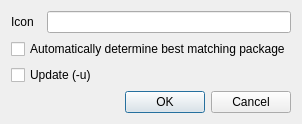
Above: src/conan_app_launcher/ui/dialogs/conan_install/conan_install.ui from goszpeti/conan_explorer before the change. Below: the same form after it.
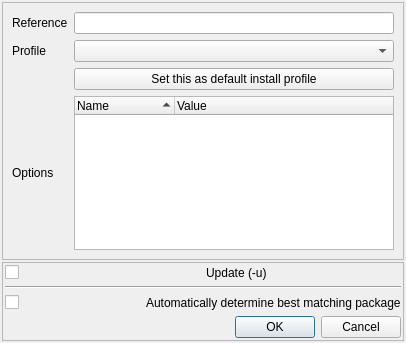
That is the form after the change. Custom widgets are drawn as their Qt base class.

The edit to the form file:
```diff
--- a/src/conan_app_launcher/ui/dialogs/conan_install/conan_install.ui
+++ b/src/conan_app_launcher/ui/dialogs/conan_install/conan_install.ui
@@ -6,8 +6,8 @@
    <rect>
     <x>0</x>
     <y>0</y>
-    <width>274</width>
-    <height>116</height>
+    <width>406</width>
+    <height>343</height>
    </rect>
   </property>
   <property name="sizePolicy">
@@ -18,7 +18,7 @@
   </property>
   <property name="minimumSize">
    <size>
-    <width>200</width>
+    <width>400</width>
     <height>100</height>
    </size>
   </property>
@@ -34,41 +34,32 @@
   <property name="modal">
    <bool>false</bool>
   </property>
-  <layout class="QVBoxLayout" name="verticalLayout">
-   <property name="sizeConstraint">
-    <enum>QLayout::SetMinAndMaxSize</enum>
+  <layout class="QGridLayout" name="gridLayout">
+   <property name="leftMargin">
+    <number>2</number>
    </property>
-   <item>
-    <layout class="QHBoxLayout" name="horizontalLayout">
-     <property name="sizeConstraint">
-      <enum>QLayout::SetMinAndMaxSize</enum>
-     </property>
-     <item>
-      <widget class="QLabel" name="install_icon">
-       <property name="sizePolicy">
-        <sizepolicy hsizetype="Fixed" vsizetype="Fixed">
-         <horstretch>0</horstretch>
-         <verstretch>0</verstretch>
-        </sizepolicy>
-       </property>
-       <property name="minimumSize">
-        <size>
-         <width>30</width>
-         <height>0</height>
-        </size>
-       </property>
-       <property name="maximumSize">
-        <size>
-         <width>30</width>
-         <height>16777215</height>
-        </size>
-       </property>
-       <property name="text">
-        <string>Icon</string>
-       </property>
-      </widget>
-     </item>
-     <item>
+   <property name="topMargin">
+    <number>2</number>
+   </property>
+   <property name="rightMargin">
+    <number>2</number>
+   </property>
+   <property name="bottomMargin">
+    <number>2</number>
+   </property>
+   <property name="spacing">
+    <number>2</number>
+   </property>
+   <item row="0" column="0">
+    <widget class="QFrame" name="main_frame">
+     <property name="frameShape">
+      <enum>QFrame::StyledPanel</enum>
+     </property>
+     <property name="frameShadow">
+      <enum>QFrame::Raised</enum>
+     </property>
+     <layout class="QFormLayout" name="formLayout">
+      <item row="0" column="1">
       <widget class="ConanRefLineEdit" name="conan_ref_line_edit">
        <property name="sizePolicy">
         <sizepolicy hsizetype="MinimumExpanding" vsizetype="Fixed">
@@ -99,34 +90,148 @@
        </property>
       </widget>
      </item>
-    </layout>
+      <item row="1" column="0">
+       <widget class="QLabel" name="profile_label">
+        <property name="text">
+         <string>Profile</string>
+        </property>
+       </widget>
+      </item>
+      <item row="1" column="1">
+       <widget class="QComboBox" name="profile_cbox"/>
+      </item>
+      <item row="2" column="1">
+       <widget class="QPushButton" name="set_default_install_profile_button">
+        <property name="text">
+         <string>Set this as default install profile</string>
+        </property>
+       </widget>
+      </item>
+      <item row="3" column="0">
+       <widget class="QLabel" name="conan_opts_label">
+        <property name="sizePolicy">
+         <sizepolicy hsizetype="Preferred" vsizetype="MinimumExpanding">
+          <horstretch>0</horstretch>
+          <verstretch>0</verstretch>
+         </sizepolicy>
+        </property>
+        <property name="text">
+         <string>&lt;html&gt;&lt;head/&gt;&lt;body&gt;&lt;p&gt;Options&lt;/p&gt;&lt;/body&gt;&lt;/html&gt;</string>
+        </property>
+       </widget>
+      </item>
+      <item row="3" column="1">
+       <widget class="QTreeWidget" name="options_widget">
+        <property name="editTriggers">
+         <set>QAbstractItemView::DoubleClicked|QAbstractItemView::EditKeyPressed</set>
+        </property>
+        <property name="sortingEnabled">
+         <bool>true</bool>
+        </property>
+        <property name="wordWrap">
+         <bool>true</bool>
+        </property>
+        <column>
+         <property name="text">
+          <string>Name</string>
+         </property>
+        </column>
+        <column>
+         <property name="text">
+          <string>Value</string>
+         </property>
+        </column>
+       </widget>
+      </item>
+      <item row="0" column="0">
+       <widget class="QLabel" name="label">
+        <property name="text">
+         <string>Reference</string>
+        </property>
+       </widget>
+      </item>
+     </layout>
+    </widget>
    </item>
+   <item row="1" column="0">
+    <widget class="QFrame" name="bottom_frame">
+     <property name="frameShape">
+      <enum>QFrame::StyledPanel</enum>
+     </property>
+     <property name="frameShadow">
+      <enum>QFrame::Raised</enum>
+     </property>
+     <layout class="QVBoxLayout" name="verticalLayout">
+      <property name="leftMargin">
+       <number>2</number>
+      </property>
+      <property name="topMargin">
+       <number>2</number>
+      </property>
+      <property name="rightMargin">
+       <number>2</number>
+      </property>
+      <property name="bottomMargin">
+       <number>2</number>
+      </property>
    <item>
-    <widget class="QCheckBox" name="auto_install_check_box">
+       <layout class="QHBoxLayout" name="horizontalLayout">
+        <item>
+         <widget class="AnimatedToggle" name="update_check_box">
      <property name="sizePolicy">
-      <sizepolicy hsizetype="MinimumExpanding" vsizetype="Fixed">
+           <sizepolicy hsizetype="Minimum" vsizetype="Fixed">
        <horstretch>0</horstretch>
        <verstretch>0</verstretch>
       </sizepolicy>
      </property>
      <property name="text">
-      <string>Automatically determine best matching package</string>
+           <string/>
      </property>
     </widget>
    </item>
    <item>
-    <widget class="QCheckBox" name="update_check_box">
-     <property name="sizePolicy">
-      <sizepolicy hsizetype="MinimumExpanding" vsizetype="Fixed">
-       <horstretch>0</horstretch>
-       <verstretch>0</verstretch>
-      </sizepolicy>
+         <widget class="QLabel" name="update_label">
+          <property name="layoutDirection">
+           <enum>Qt::RightToLeft</enum>
      </property>
      <property name="text">
       <string>Update (-u)</string>
      </property>
     </widget>
    </item>
+       </layout>
+      </item>
+      <item>
+       <widget class="Line" name="line">
+        <property name="orientation">
+         <enum>Qt::Horizontal</enum>
+        </property>
+       </widget>
+      </item>
+      <item>
+       <layout class="QHBoxLayout" name="horizontalLayout_2">
+        <item>
+         <widget class="AnimatedToggle" name="auto_install_check_box">
+          <property name="sizePolicy">
+           <sizepolicy hsizetype="Minimum" vsizetype="Fixed">
+            <horstretch>0</horstretch>
+            <verstretch>0</verstretch>
+           </sizepolicy>
+          </property>
+          <property name="text">
+           <string/>
+          </property>
+         </widget>
+        </item>
+        <item>
+         <widget class="QLabel" name="auto_install_label">
+          <property name="text">
+           <string>Automatically determine best matching package</string>
+          </property>
+         </widget>
+        </item>
+       </layout>
+      </item>
    <item>
     <widget class="QDialogButtonBox" name="button_box">
      <property name="sizePolicy">
@@ -141,11 +246,22 @@
      <property name="standardButtons">
       <set>QDialogButtonBox::Cancel|QDialogButtonBox::Ok</set>
      </property>
+        <property name="centerButtons">
+         <bool>false</bool>
+        </property>
+       </widget>
+      </item>
+     </layout>
     </widget>
    </item>
   </layout>
  </widget>
  <customwidgets>
+  <customwidget>
+   <class>AnimatedToggle</class>
+   <extends>QCheckBox</extends>
+   <header>conan_app_launcher.ui.widgets.h</header>
+  </customwidget>
   <customwidget>
    <class>ConanRefLineEdit</class>
    <extends>QLineEdit</extends>
```
Lines whose indentation alone changed are shown as unchanged.
